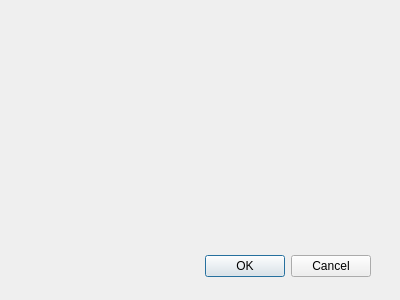
This is intern/src/editor_gui/edit_newactormodeldialog.ui in swantmon/saltwater as Qt 5 draws it before an edit. The edited form follows.
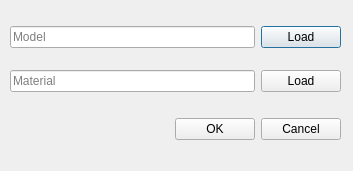
This is the edited form.

Commit message: Add models and materials via dialog

The edit to the form file:
```diff
--- a/intern/src/editor_gui/edit_newactormodeldialog.ui
+++ b/intern/src/editor_gui/edit_newactormodeldialog.ui
@@ -9,8 +9,8 @@
    <rect>
     <x>0</x>
     <y>0</y>
-    <width>400</width>
-    <height>300</height>
+    <width>353</width>
+    <height>171</height>
    </rect>
   </property>
   <property name="windowTitle">
@@ -22,12 +22,56 @@
   <widget class="QWidget" name="layoutWidget">
    <property name="geometry">
     <rect>
-     <x>20</x>
-     <y>250</y>
-     <width>351</width>
-     <height>33</height>
+     <x>10</x>
+     <y>10</y>
+     <width>331</width>
+     <height>151</height>
     </rect>
    </property>
+   <layout class="QVBoxLayout" name="verticalLayout">
+    <item>
+     <layout class="QHBoxLayout" name="horizontalLayout">
+      <item>
+       <widget class="QLineEdit" name="m_pEditModel">
+        <property name="readOnly">
+         <bool>true</bool>
+        </property>
+        <property name="placeholderText">
+         <string>Model</string>
+        </property>
+       </widget>
+      </item>
+      <item>
+       <widget class="QPushButton" name="m_pLoadModel">
+        <property name="text">
+         <string>Load</string>
+        </property>
+       </widget>
+      </item>
+     </layout>
+    </item>
+    <item>
+     <layout class="QHBoxLayout" name="horizontalLayout_2">
+      <item>
+       <widget class="QLineEdit" name="m_pEditMaterial">
+        <property name="readOnly">
+         <bool>true</bool>
+        </property>
+        <property name="placeholderText">
+         <string>Material</string>
+        </property>
+       </widget>
+      </item>
+      <item>
+       <widget class="QPushButton" name="m_pLoadMaterial">
+        <property name="text">
+         <string>Load</string>
+        </property>
+       </widget>
+      </item>
+     </layout>
+    </item>
+    <item>
    <layout class="QHBoxLayout">
     <property name="spacing">
      <number>6</number>
@@ -72,6 +116,8 @@
      </widget>
     </item>
    </layout>
+    </item>
+   </layout>
   </widget>
  </widget>
  <resources/>
```
Left out of the diff: 92 changed lines with no effect on the pictures. Lines whose indentation alone changed are shown as unchanged. The commit also changes 10 other files.
